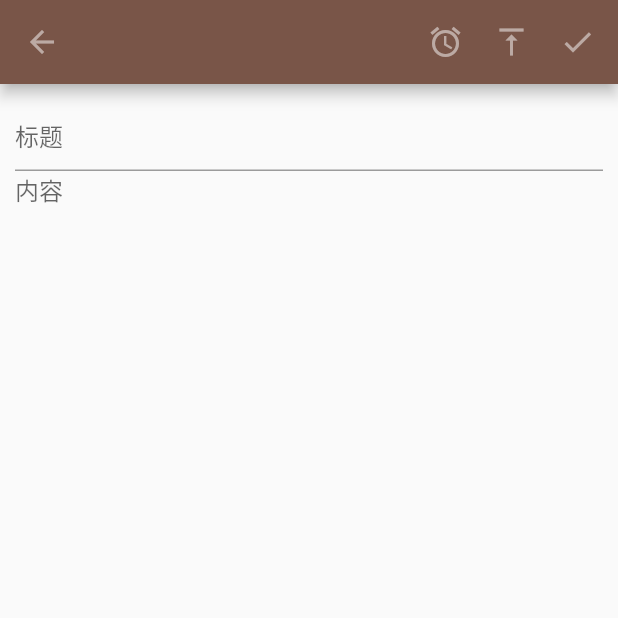
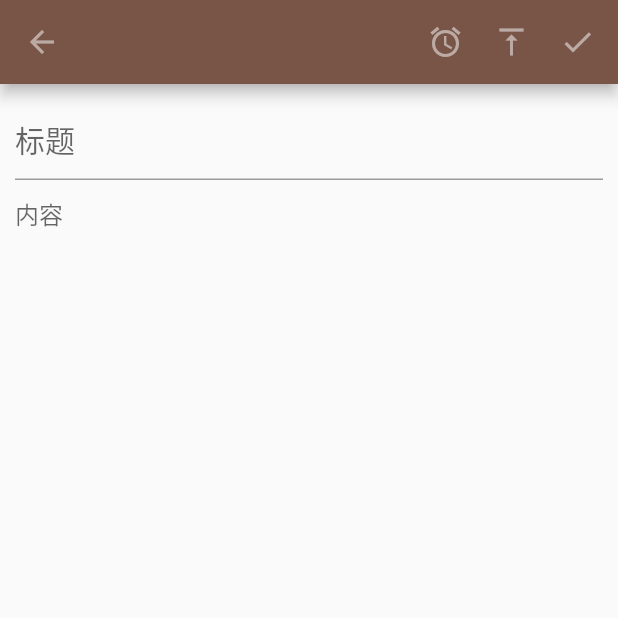
Before and after one commit to azzgo/learn-any, a Flutter app: the screen it shows after launch, after a tap on the "add" icon, on a phone screen of 412 x 824 dp, the top half of it. Run offline on Flutter 3.47's test engine with Material 2 defaults, Android fonts, the light colour scheme and no system bars; our stand-ins replace sqflite; accounts and stored records are empty.

Commit message:
调整编辑页面，填充内容

```diff
--- a/flutter_quick_learn/lib/pages/edit/edit.dart
+++ b/flutter_quick_learn/lib/pages/edit/edit.dart
@@ -1,6 +1,37 @@
 import 'package:flutter/material.dart';
 
-class EditStickyPage extends StatelessWidget {
+class EditStickyPage extends StatefulWidget {
+  int id;
+  String title;
+  String content;
+
+  EditStickyPage({this.id, this.title, this.content});
+
+  @override
+  State<StatefulWidget> createState() {
+    return _EditStickyPageState(
+        id: this.id, title: this.title, content: this.content);
+  }
+}
+
+class _EditStickyPageState extends State<EditStickyPage> {
+  int id;
+  String title;
+  String content;
+
+  final _titleController = TextEditingController();
+  final _contentController = TextEditingController();
+
+  _EditStickyPageState({this.id, this.title, this.content});
+
+  @override
+  void initState() {
+    super.initState();
+    _titleController.value = _titleController.value.copyWith(text: this.title);
+    _contentController.value =
+        _contentController.value.copyWith(text: this.content);
+  }
+
   @override
   Widget build(BuildContext context) {
     return Scaffold(
@@ -25,8 +56,20 @@ class EditStickyPage extends StatelessWidget {
         padding: const EdgeInsets.all(10),
         child: Column(
           children: <Widget>[
-            TextField(decoration: InputDecoration(hintText: "标题")),
-            TextField(decoration: InputDecoration.collapsed(hintText: "内容"))
+            TextField(
+              controller: _titleController,
+              decoration: InputDecoration(hintText: "标题"),
+              style: TextStyle(fontSize: 20),
+            ),
+            Expanded(
+              child: Container(
+                  margin: EdgeInsets.only(top: 10),
+                  child: TextField(
+                    controller: _contentController,
+                    decoration: InputDecoration.collapsed(hintText: "内容"),
+                    maxLines: null,
+                  )),
+            )
           ],
         ),
       ),
--- a/flutter_quick_learn/lib/pages/home/home.dart
+++ b/flutter_quick_learn/lib/pages/home/home.dart
@@ -33,9 +33,15 @@ class _HomePageState extends State<HomePage> {
     stickyProvider.close();
   }
 
-  void navigateToEditPage() {
+  void navigateToEditPage({int id, String title, String content}) {
     Navigator.push(
-        context, MaterialPageRoute(builder: (context) => EditStickyPage()));
+        context,
+        MaterialPageRoute(
+            builder: (context) => EditStickyPage(
+                  id: id,
+                  title: title,
+                  content: content,
+                )));
   }
 
   void navigateToSearchPage() {
@@ -57,8 +63,11 @@ class _HomePageState extends State<HomePage> {
       body: ListView.builder(
         itemBuilder: (context, index) {
           var sticky = stickies.toList()[index];
-          return StickyItem(
-              sticky.title, sticky.content, sticky.modifyTime);
+          return GestureDetector(
+              onTap: () => navigateToEditPage(
+                  title: sticky.title, content: sticky.content, id: sticky.id),
+              child:
+                  StickyItem(sticky.title, sticky.content, sticky.modifyTime));
         },
         itemExtent: 130,
         itemCount: stickies.length,
```
